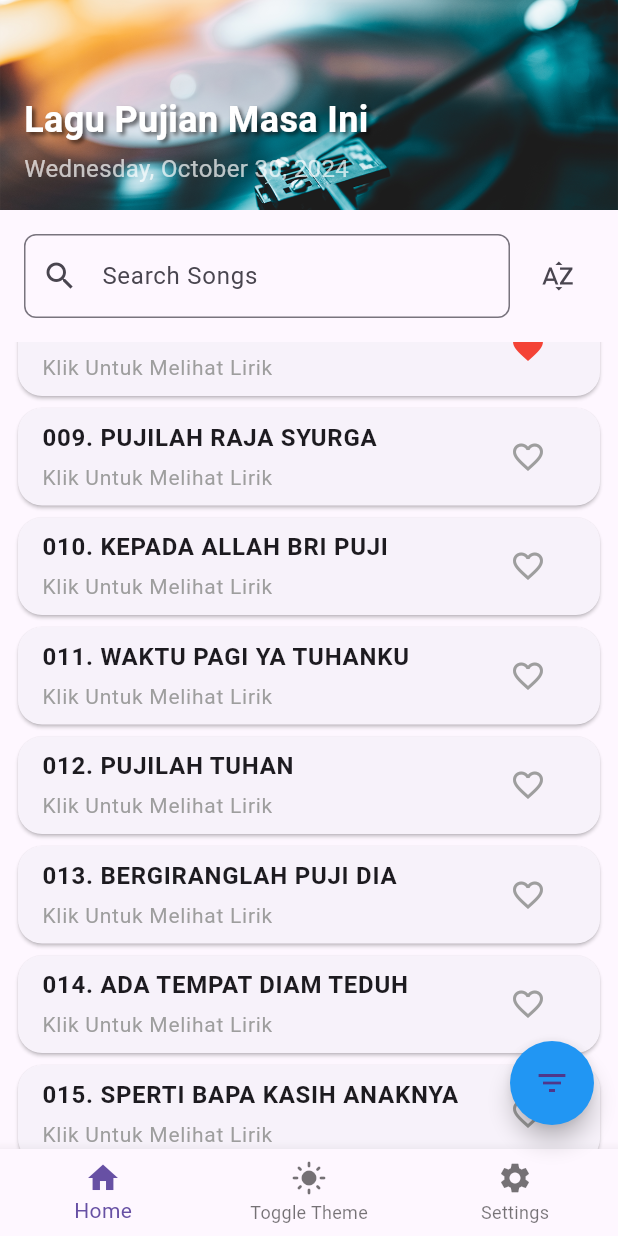
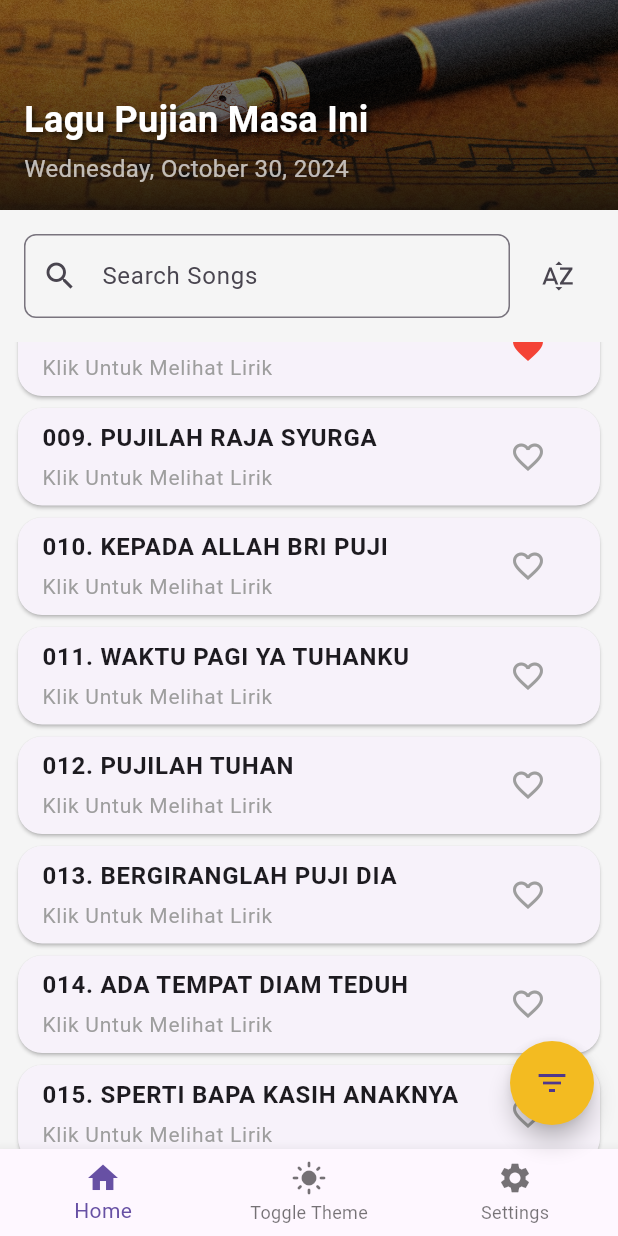
Before and after one commit to heary-aldy/lpmi40, a Flutter app: the screen it shows after launch, scrolled down 576 dp, after a tap on the "favorite outline" icon, on a phone screen of 412 x 824 dp. Run offline on Flutter 3.47's test engine with Material 3 defaults, Android fonts, the phone set to English and light mode, and no system bars; drawn by our look-alikes of flutter_speed_dial; our stand-ins replace share_plus, shared_preferences.

Commit message:
Add Promo

```diff
--- a/lib/main.dart
+++ b/lib/main.dart
@@ -85,6 +85,7 @@ class _MyAppState extends State<MyApp> {
       title: 'Lagu Pujian Masa Ini',
       theme: ThemeData(
         brightness: isDarkMode ? Brightness.dark : Brightness.light,
+        scaffoldBackgroundColor: isDarkMode ? Colors.black87 : Colors.grey[100], // Global background color for light mode
         textTheme: TextTheme(
           bodyLarge: TextStyle(fontSize: fontSize, fontFamily: fontStyle),
         ),
--- a/lib/pages/main_page.dart
+++ b/lib/pages/main_page.dart
@@ -5,6 +5,7 @@ import 'dart:async';
 import 'package:intl/intl.dart';
 import 'package:flutter_speed_dial/flutter_speed_dial.dart';
 import 'package:shared_preferences/shared_preferences.dart';
+import 'package:url_launcher/url_launcher.dart';
 import 'package:lpmi40/models/song.dart';
 import 'package:lpmi40/pages/song_lyrics_page.dart';
 import 'settings_page.dart';
@@ -109,7 +110,6 @@ class _MainPageState extends State<MainPage> {
     }
   }
 
-  // Load favorite songs from SharedPreferences
   Future<void> _loadFavoriteSongs() async {
     final prefs = await SharedPreferences.getInstance();
     final favoriteSongs = prefs.getStringList('favoriteSongs') ?? [];
@@ -121,7 +121,6 @@ class _MainPageState extends State<MainPage> {
     });
   }
 
-  // Save favorite songs to SharedPreferences
   Future<void> _saveFavoriteSongs() async {
     final prefs = await SharedPreferences.getInstance();
     final favoriteSongs = songs
@@ -169,7 +168,7 @@ class _MainPageState extends State<MainPage> {
     setState(() {
       song.isFavorite = !song.isFavorite;
     });
-    _saveFavoriteSongs(); // Save changes to favorites immediately
+    _saveFavoriteSongs();
   }
 
   void _updateThemeMode() {
@@ -207,6 +206,15 @@ class _MainPageState extends State<MainPage> {
       });
       _savePreferences();
       widget.onTextAlignChange(align);
+    }
+  }
+
+  Future<void> _launchUpgradeUrl() async {
+    final url = Uri.parse('https://play.google.com/store/apps/details?id=com.haweeinc.lpmi_premium');
+    if (await canLaunchUrl(url)) {
+      await launchUrl(url, mode: LaunchMode.externalApplication);
+    } else {
+      throw 'Could not launch $url';
     }
   }
 
@@ -350,7 +358,7 @@ class _MainPageState extends State<MainPage> {
       floatingActionButton: SpeedDial(
         icon: Icons.filter_list,
         activeIcon: Icons.close,
-        backgroundColor: Colors.blue,
+        backgroundColor: const Color.fromARGB(255, 243, 187, 33),
         overlayColor: Colors.black,
         overlayOpacity: 0.5,
         children: [
@@ -371,6 +379,12 @@ class _MainPageState extends State<MainPage> {
                 filteredSongs = songs.where((song) => song.isFavorite).toList();
               });
             },
+          ),
+          SpeedDialChild(
+            child: const Icon(Icons.star),
+            label: 'Upgrade to Premium',
+            onTap: _launchUpgradeUrl,
+            backgroundColor: Colors.amber,
           ),
         ],
       ),
--- a/pubspec.yaml
+++ b/pubspec.yaml
@@ -17,6 +17,7 @@ dependencies:
   auto_size_text: ^3.0.0 # For auto-sizing the song title text
   intl: ^0.19.0
   flutter_speed_dial: ^7.0.0
+  url_launcher: ^6.0.9
 
 dev_dependencies:
   flutter_test:
```
Also changed, not shown: assets/images/header_image.png, pubspec.lock, 2 other files.
